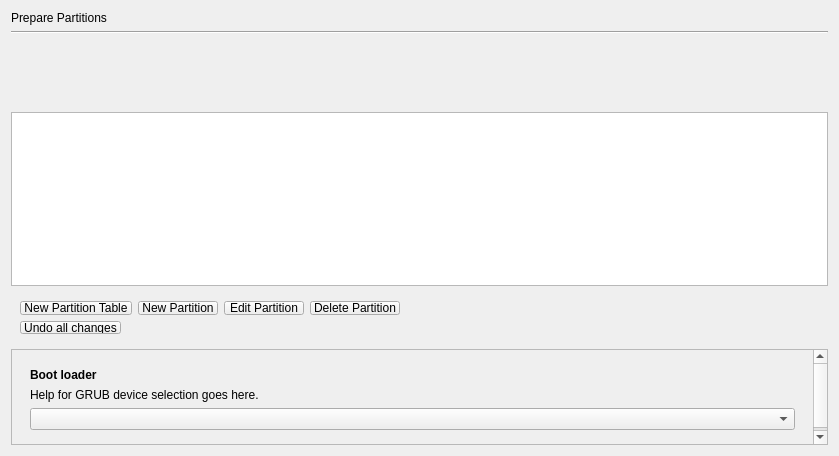
This is gui/qt/stepPartMan.ui in chenhan1218/ubiquity as Qt 5 draws it before an edit. The edited form follows.
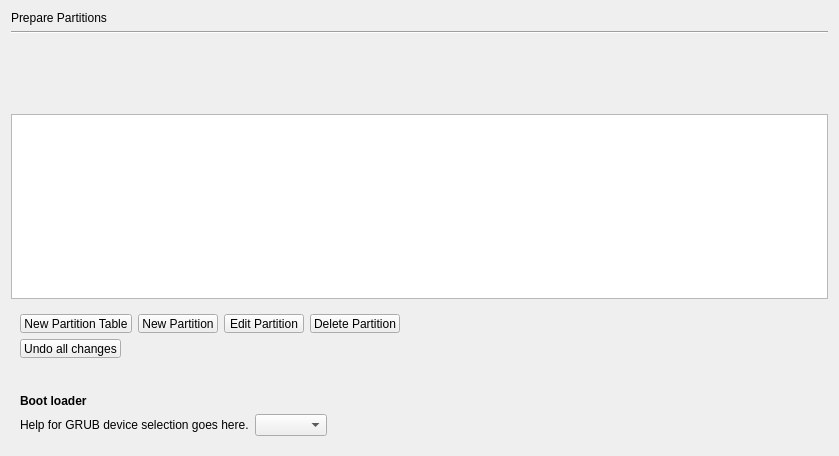
This is the edited form.

Commit message: Nicer bootloader group box in manual partitioner step

What changed in the file:
```diff
--- a/gui/qt/stepPartMan.ui
+++ b/gui/qt/stepPartMan.ui
@@ -74,7 +74,7 @@
    <item>
     <widget class="QTreeView" name="partition_list_treeview">
      <property name="sizePolicy">
-      <sizepolicy hsizetype="Expanding" vsizetype="Preferred">
+      <sizepolicy hsizetype="Expanding" vsizetype="Expanding">
        <horstretch>0</horstretch>
        <verstretch>0</verstretch>
       </sizepolicy>
@@ -164,60 +164,61 @@
     </widget>
    </item>
    <item>
-    <widget class="QScrollArea" name="scrollArea">
-     <property name="widgetResizable">
-      <bool>true</bool>
+    <spacer name="verticalSpacer">
+     <property name="orientation">
+      <enum>Qt::Vertical</enum>
      </property>
-     <widget class="QWidget" name="scrollAreaWidgetContents">
-      <property name="geometry">
-       <rect>
-        <x>0</x>
-        <y>0</y>
-        <width>825</width>
-        <height>103</height>
-       </rect>
-      </property>
+     <property name="sizeType">
+      <enum>QSizePolicy::Fixed</enum>
+     </property>
+     <property name="sizeHint" stdset="0">
+      <size>
+       <width>20</width>
+       <height>12</height>
+      </size>
+     </property>
+    </spacer>
+   </item>
+   <item>
+    <widget class="QFrame" name="part_advanced_bootloader_frame">
       <layout class="QGridLayout" name="gridLayout">
-       <item row="0" column="0">
-        <widget class="QWidget" name="part_advanced_bootloader_frame" native="true">
-         <layout class="QVBoxLayout" name="verticalLayout_3">
-          <item>
-           <widget class="QLabel" name="bootloader_group_label">
-            <property name="sizePolicy">
-             <sizepolicy hsizetype="MinimumExpanding" vsizetype="Maximum">
-              <horstretch>0</horstretch>
-              <verstretch>0</verstretch>
-             </sizepolicy>
-            </property>
-            <property name="text">
-             <string>&lt;strong&gt;Boot loader&lt;/strong&gt;</string>
-            </property>
-           </widget>
-          </item>
-          <item>
+      <item row="1" column="2">
+       <spacer name="horizontalSpacer">
+        <property name="orientation">
+         <enum>Qt::Horizontal</enum>
+        </property>
+        <property name="sizeHint" stdset="0">
+         <size>
+          <width>40</width>
+          <height>20</height>
+         </size>
+        </property>
+       </spacer>
+      </item>
+      <item row="1" column="1">
+       <widget class="QComboBox" name="grub_device_entry"/>
+      </item>
+      <item row="1" column="0">
            <widget class="QLabel" name="grub_device_label">
-            <property name="sizePolicy">
-             <sizepolicy hsizetype="Expanding" vsizetype="Preferred">
-              <horstretch>0</horstretch>
-              <verstretch>0</verstretch>
-             </sizepolicy>
-            </property>
             <property name="text">
              <string>Help for GRUB device selection goes here.</string>
             </property>
-            <property name="wordWrap">
-             <bool>true</bool>
-            </property>
-           </widget>
-          </item>
-          <item>
-           <widget class="QComboBox" name="grub_device_entry"/>
-          </item>
-         </layout>
+       </widget>
+      </item>
+      <item row="0" column="0" colspan="3">
+       <widget class="QLabel" name="part_advanced_bootloader_label">
+        <property name="font">
+         <font>
+          <weight>75</weight>
+          <bold>true</bold>
+         </font>
+        </property>
+        <property name="text">
+         <string>Boot loader</string>
+        </property>
         </widget>
        </item>
       </layout>
-     </widget>
     </widget>
    </item>
   </layout>
```
Lines whose indentation alone changed are shown as unchanged.
